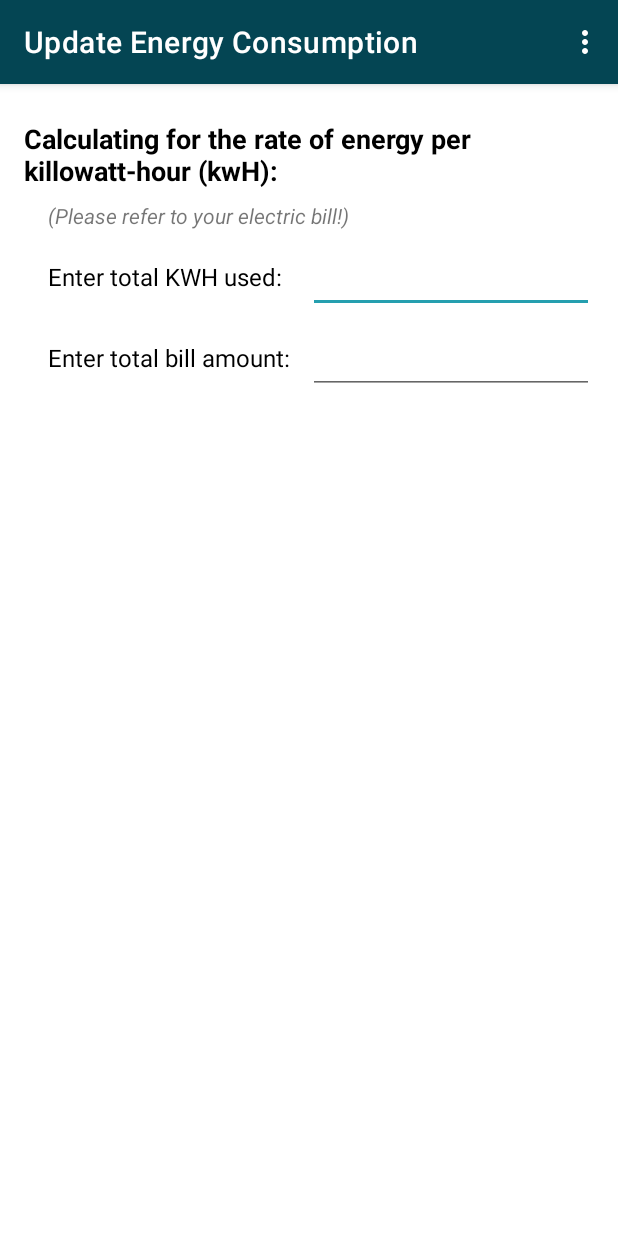
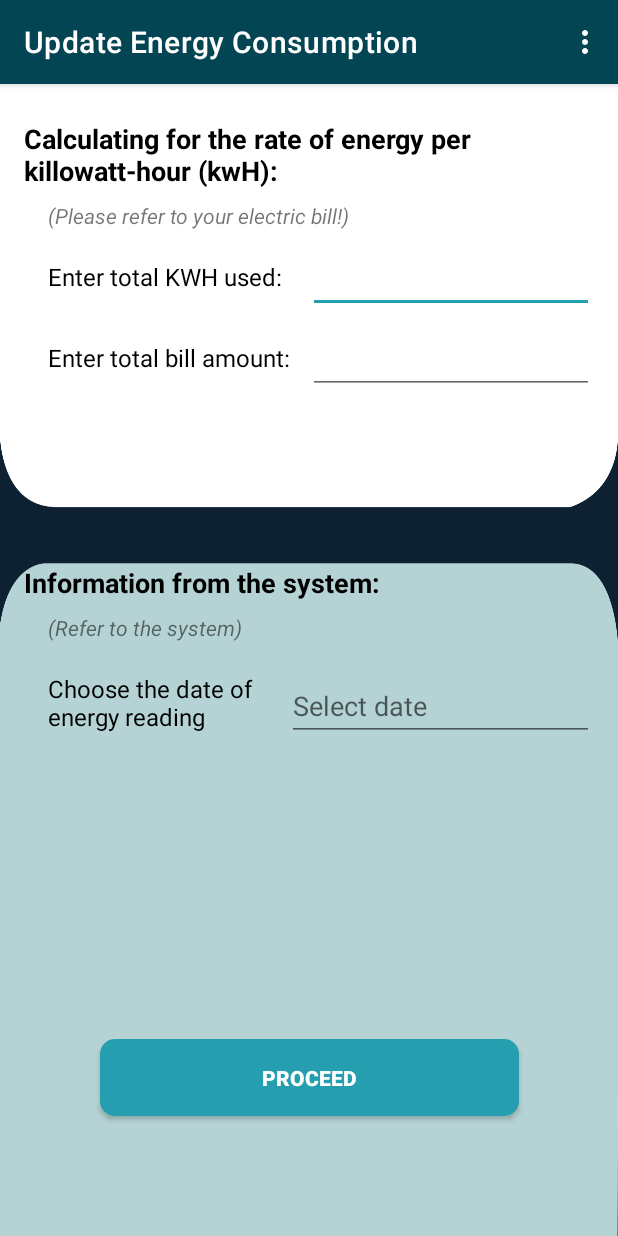
Before and after one commit to theOfficial-IrvinGiL/Thesis-Auxiliary-Android-Application-_-Energy-Consumption-Monitoring, an Android app: the second screen opened directly, with no data from a screen before it, after a tap on an icon or button, on a phone screen of 412 x 824 dp. Run offline under Robolectric (Android 15) with nearby library versions, the phone set to English and light mode, and no system bars.

Commit message:
optimized ui and set some primary error trapping on the update energy activity

```diff
--- a/app/src/main/AndroidManifest.xml
+++ b/app/src/main/AndroidManifest.xml
@@ -10,7 +10,7 @@
         android:supportsRtl="true"
         android:theme="@style/Theme.Thesis_androidApplication">
         <activity
-            android:name=".chooseUserContacts_toInclude"
+            android:name=".update_energy"
             android:label="Update Energy Consumption"
             android:exported="true" />
         <activity
--- a/app/src/main/java/com/example/thesis_androidapplication/chooseUserContacts_toInclude.java
+++ /dev/null
@@ -1,90 +0,0 @@
-package com.example.thesis_androidapplication;
-
-import androidx.annotation.NonNull;
-import androidx.appcompat.app.AlertDialog;
-import androidx.appcompat.app.AppCompatActivity;
-
-import android.content.DialogInterface;
-import android.content.Intent;
-import android.os.Bundle;
-import android.view.Menu;
-import android.view.MenuInflater;
-import android.view.MenuItem;
-
-import com.google.android.material.snackbar.Snackbar;
-
-public class chooseUserContacts_toInclude extends AppCompatActivity {
-
-    @Override
-    protected void onCreate(Bundle savedInstanceState) {
-        super.onCreate(savedInstanceState);
-        setContentView(R.layout.activity_choose_user_contacts_to_include);
-
-
-
-    }
-
-    /* override method for when pressing the back button inside the update the energy consumption
-    * process*/
-    @Override
-    public void onBackPressed() {
-        AlertDialog.Builder builder = new AlertDialog.Builder(this);
-        builder.setTitle("Cancel update consumption");
-        builder.setMessage("You have pressed the back button! Doing so cancels this process. What do you want to do? ");
-        builder.setPositiveButton("Restart", new DialogInterface.OnClickListener() {
-            @Override
-            public void onClick(DialogInterface dialog, int which) {
-                recreate(); //recreate the whole activity
-            }
-        });
-        builder.setNegativeButton("Cancel", new DialogInterface.OnClickListener() {
-            @Override
-            public void onClick(DialogInterface dialog, int which) {
-               Intent thisIntent = new Intent(chooseUserContacts_toInclude.this, second.class);
-               startActivity(thisIntent);
-                //shuts the activity down and revert to the second activity
-            }
-        });
-        //show confirm dialog
-        builder.create().show();
-
-        return;
-    }
-
-    /* override methods for the toolbar option */
-    @Override
-    public boolean onCreateOptionsMenu(Menu menu) {
-
-        MenuInflater inflater = getMenuInflater();
-        inflater.inflate(R.menu.toolbar_option_menu, menu);
-
-        return true;
-    }
-
-
-    @Override
-    public boolean onOptionsItemSelected(@NonNull MenuItem item) {
-        switch (item.getItemId()){
-            /* to restart the process at the beginning page; in this case here ⏬*/
-            case R.id.restart_process:
-                Snackbar.make(findViewById(android.R.id.content),"Updating process restarted successfully!",Snackbar.LENGTH_SHORT).show();
-                Intent thisIntent = new Intent(this, chooseUserContacts_toInclude.class);
-                startActivity(thisIntent);
-                break;
-            /* redirect to the second_activity to cancel the process of updating the energy consumption*/
-            case R.id.cancel_process:
-                Snackbar.make(findViewById(android.R.id.content),"Updating process has been canceled.",Snackbar.LENGTH_SHORT).show();
-                thisIntent = new Intent(this, second.class);
-                startActivity(thisIntent);
-                break;
-            default: // nothing happens
-                break;
-
-        }
-
-
-        return super.onOptionsItemSelected(item);
-    }
-
-    /* end of override methods for the use of the toolbar option */
-}
--- a/app/src/main/java/com/example/thesis_androidapplication/second.java
+++ b/app/src/main/java/com/example/thesis_androidapplication/second.java
@@ -6,7 +6,6 @@ import android.content.Intent;
 import android.os.Bundle;
 import android.view.View;
 import android.widget.Button;
-import android.widget.Toast;
 
 public class second extends AppCompatActivity implements View.OnClickListener{
 
@@ -16,7 +15,7 @@ public class second extends AppCompatActivity implements View.OnClickListener{
     public void onClick(View clickView) {
         switch (clickView.getId()){
             case R.id.updateButton:
-                Intent toAnotherAct =  new Intent(this, chooseUserContacts_toInclude.class);
+                Intent toAnotherAct =  new Intent(this, update_energy.class);
                 startActivity(toAnotherAct);
                 break;
 
--- /dev/null
+++ b/app/src/main/java/com/example/thesis_androidapplication/update_energy.java
@@ -0,0 +1,169 @@
+package com.example.thesis_androidapplication;
+
+import androidx.annotation.NonNull;
+import androidx.appcompat.app.AlertDialog;
+import androidx.appcompat.app.AppCompatActivity;
+
+import android.app.DatePickerDialog;
+import android.content.DialogInterface;
+import android.content.Intent;
+import android.os.Bundle;
+import android.view.Menu;
+import android.view.MenuInflater;
+import android.view.MenuItem;
+import android.view.View;
+import android.widget.Button;
+import android.widget.DatePicker;
+import android.widget.EditText;
+import android.widget.TextView;
+
+import com.google.android.material.snackbar.Snackbar;
+
+import java.util.Calendar;
+
+public class update_energy extends AppCompatActivity implements DatePickerDialog.OnDateSetListener {
+
+    /* used for the datePickerDialog*/
+    private EditText editTextDate;
+    private DatePickerDialog datePickerDialog;
+
+    private TextView totalKWH, totalBill;
+    private Button proceedButton;
+
+    @Override
+    protected void onCreate(Bundle savedInstanceState) {
+        super.onCreate(savedInstanceState);
+        setContentView(R.layout.activity_update_energy);
+
+        proceedButton =findViewById(R.id.proceed_button);
+
+        totalKWH = findViewById(R.id.input_totalKWH_used);
+        totalBill = findViewById(R.id.input_totalBill_amount);
+
+        /*for the calendar. To use for the date picker functionality*/
+        editTextDate =findViewById(R.id.date_picker_dialog);
+
+        Calendar calendar = Calendar.getInstance();
+        int year = calendar.get(Calendar.YEAR);
+        int month = calendar.get(Calendar.MONTH);
+        int day = calendar.get(Calendar.DAY_OF_MONTH);
+
+        datePickerDialog = new DatePickerDialog(update_energy.this, this, year, month, day);
+        datePickerDialog.setCancelable(true);
+
+        /*proceed-button onclicklistener*/
+        proceedButton.setOnClickListener(new View.OnClickListener() {
+            @Override
+            public void onClick(View v) {
+                if(totalKWH.getText().toString().isEmpty()){
+                    /*display error msg method*/
+                    displayError_forBlankItem();
+                }
+                else if(totalBill.getText().toString().isEmpty()){
+                    displayError_forBlankItem();
+                }else if(editTextDate.getText().toString().isEmpty()){
+                    displayError_forBlankItem();
+                }else{  /*proceed to next activity if all textview inputs are complete*/
+                    Snackbar.make(findViewById(android.R.id.content),"Proceed to next activity: To be developed!",Snackbar.LENGTH_SHORT).show();
+
+                }
+            }
+        });
+
+        /*date picker onclick listener*/
+        editTextDate.setOnClickListener(new View.OnClickListener(){
+            @Override
+            public void onClick(View v) {
+                datePickerDialog.show();
+            }
+        });
+        /* code for the datepickerDialog ends here*/
+
+
+
+    }
+
+    /* method used along with the datepickerdialog function*/
+    @Override
+    public void onDateSet(DatePicker view, int year, int month, int dayOfMonth) {
+        month+=1;
+        String date = dayOfMonth + "/" + month + "/" + year;
+        editTextDate.setText(date);
+    }
+
+    /* override method for when pressing the back button inside the update the energy consumption
+    * process*/
+    @Override
+    public void onBackPressed() {
+        AlertDialog.Builder builder = new AlertDialog.Builder(this);
+        builder.setTitle("Cancel update consumption");
+        builder.setMessage("You have pressed the back button! Doing so cancels this process. What do you want to do? ");
+        builder.setPositiveButton("Restart", new DialogInterface.OnClickListener() {
+            @Override
+            public void onClick(DialogInterface dialog, int which) {
+                recreate(); //recreate the whole activity
+            }
+        });
+        builder.setNegativeButton("Cancel", new DialogInterface.OnClickListener() {
+            @Override
+            public void onClick(DialogInterface dialog, int which) {
+               Intent thisIntent = new Intent(update_energy.this, second.class);
+               startActivity(thisIntent);
+                //shuts the activity down and revert to the second activity
+            }
+        });
+        //show confirm dialog
+        builder.create().show();
+
+        return;
+    }
+
+    /* override methods for the toolbar option */
+    @Override
+    public boolean onCreateOptionsMenu(Menu menu) {
+
+        MenuInflater inflater = getMenuInflater();
+        inflater.inflate(R.menu.toolbar_option_menu, menu);
+
+        return true;
+    }
+
+
+    @Override
+    public boolean onOptionsItemSelected(@NonNull MenuItem item) {
+        switch (item.getItemId()){
+            /* to restart the process at the beginning page; in this case here ⏬*/
+            case R.id.restart_process:
+                Intent thisIntent = new Intent(this, update_energy.class);
+                startActivity(thisIntent);
+                break;
+            /* redirect to the second_activity to cancel the process of updating the energy consumption*/
+            case R.id.cancel_process:
+                thisIntent = new Intent(this, second.class);
+                startActivity(thisIntent);
+                break;
+            default: // nothing happens
+                break;
+
+        }
+
+
+        return super.onOptionsItemSelected(item);
+    }
+
+    /* end of override methods for the use of the toolbar option */
+
+    /*method for error display in case of empty input*/
+    protected void displayError_forBlankItem() {
+        AlertDialog.Builder builder = new AlertDialog.Builder(this);
+        builder.setTitle("Warning: Blank Input");
+        builder.setMessage("It seems that you have a blank input. Kindly review and fill up the inputs required.");
+        builder.setPositiveButton("Okay", new DialogInterface.OnClickListener() {
+            @Override
+            public void onClick(DialogInterface dialog, int which) {
+
+            }
+        });
+        builder.create().show();
+    }
+}
--- a/app/src/main/res/layout/activity_choose_user_contacts_to_include.xml
+++ b/app/src/main/res/layout/activity_update_energy.xml
@@ -4,7 +4,7 @@
     xmlns:tools="http://schemas.android.com/tools"
     android:layout_width="match_parent"
     android:layout_height="match_parent"
-    tools:context=".chooseUserContacts_toInclude">
+    tools:context=".update_energy">
 
     <TextView
         android:id="@+id/textView"
@@ -13,7 +13,7 @@
         android:layout_marginStart="16dp"
         android:layout_marginTop="24dp"
         android:layout_marginEnd="16dp"
-        android:text="@string/choose_user_contacts_to_include_textview1"
+        android:text="@string/update_energy_textview1"
         android:textColor="@color/purple_700"
         android:textSize="18sp"
         android:textStyle="bold"
@@ -28,7 +28,7 @@
         android:layout_height="wrap_content"
         android:layout_marginStart="32dp"
         android:layout_marginTop="8dp"
-        android:text="@string/choose_user_contact_to_include_textview2"
+        android:text="@string/update_energy_textview2"
         android:textStyle="italic"
         app:layout_constraintStart_toStartOf="parent"
         app:layout_constraintTop_toBottomOf="@+id/textView" />
@@ -38,7 +38,7 @@
         android:layout_width="wrap_content"
         android:layout_height="wrap_content"
         android:layout_marginTop="20dp"
-        android:text="@string/choose_user_to_include_textview3"
+        android:text="@string/update_energy_textview3"
         android:textColor="@color/purple_700"
         android:textSize="16sp"
         app:layout_constraintStart_toStartOf="@+id/textView3"
@@ -80,7 +80,7 @@
         android:layout_width="wrap_content"
         android:layout_height="wrap_content"
         android:layout_marginTop="32dp"
-        android:text="@string/choose_user_contact_to_inlclude_textview4"
+        android:text="@string/update_energy_textview4"
         android:textColor="@color/purple_700"
         android:textSize="16sp"
         app:layout_constraintStart_toStartOf="@+id/textView4"
@@ -89,12 +89,76 @@
     <androidx.constraintlayout.widget.ConstraintLayout
         android:layout_width="0dp"
         android:layout_height="0dp"
+        android:background="@mipmap/ui_pic_for_layout1"
         app:layout_constraintBottom_toBottomOf="parent"
         app:layout_constraintEnd_toEndOf="parent"
-        app:layout_constraintHorizontal_bias="0.0"
+        app:layout_constraintHorizontal_bias="1.0"
         app:layout_constraintStart_toStartOf="parent"
-        app:layout_constraintTop_toTopOf="@+id/guideline3">
+        app:layout_constraintTop_toTopOf="@+id/guideline3"
+        app:layout_constraintVertical_bias="0.0">
 
+        <TextView
+            android:id="@+id/textView7"
+            android:layout_width="wrap_content"
+            android:layout_height="wrap_content"
+            android:layout_marginStart="16dp"
+            android:layout_marginTop="92dp"
+            android:text="@string/update_energy_textview5"
+            android:textColor="@color/purple_700"
+            android:textSize="18sp"
+            android:textStyle="bold"
+            app:layout_constraintStart_toStartOf="parent"
+            app:layout_constraintTop_toTopOf="parent" />
+
+        <TextView
+            android:id="@+id/textView8"
+            android:layout_width="wrap_content"
+            android:layout_height="wrap_content"
+            android:layout_marginStart="32dp"
+            android:layout_marginTop="8dp"
+            android:text="@string/update_energy_textview6"
+            android:textStyle="italic"
+            app:layout_constraintStart_toStartOf="parent"
+            app:layout_constraintTop_toBottomOf="@+id/textView7" />
+
+        <TextView
+            android:id="@+id/textView9"
+            android:layout_width="147dp"
+            android:layout_height="46dp"
+            android:layout_marginTop="20dp"
+            android:text="@string/upgrade_energy_textview7"
+            android:textColor="@color/purple_700"
+            android:textSize="16sp"
+            app:layout_constraintStart_toStartOf="@+id/textView8"
+            app:layout_constraintTop_toBottomOf="@+id/textView8" />
+
+        <EditText
+            android:focusable="false"
+            android:id="@+id/date_picker_dialog"
+            android:layout_width="0dp"
+            android:layout_height="0dp"
+            android:layout_marginStart="12dp"
+            android:layout_marginEnd="16dp"
+            android:ems="10"
+            android:hint="Select date"
+            app:layout_constraintBottom_toBottomOf="@+id/textView9"
+            app:layout_constraintEnd_toEndOf="parent"
+            app:layout_constraintStart_toEndOf="@+id/textView9"
+            app:layout_constraintTop_toTopOf="@+id/textView9" />
+
+        <androidx.appcompat.widget.AppCompatButton
+            android:id="@+id/proceed_button"
+            android:layout_width="279dp"
+            android:layout_height="51dp"
+            android:background="@drawable/general_button_design"
+            android:text="Proceed"
+            android:textColor="@color/white"
+            android:textStyle="bold"
+            app:layout_constraintBottom_toBottomOf="parent"
+            app:layout_constraintEnd_toEndOf="parent"
+            app:layout_constraintStart_toStartOf="parent"
+            app:layout_constraintTop_toTopOf="parent"
+            app:layout_constraintVertical_bias="0.836" />
     </androidx.constraintlayout.widget.ConstraintLayout>
 
     <androidx.constraintlayout.widget.Guideline
--- a/app/src/main/res/menu/toolbar_option_menu.xml
+++ b/app/src/main/res/menu/toolbar_option_menu.xml
@@ -2,10 +2,10 @@
 <menu xmlns:android="http://schemas.android.com/apk/res/android">
     <item
         android:id="@+id/restart_process"
-        android:title="Restart Process"
+        android:title="Restart Entire Process"
         />
     <item
         android:id="@+id/cancel_process"
-        android:title="Cancel Process"
+        android:title="Cancel Entire Process"
         />
 </menu>
--- a/app/src/main/res/values/strings.xml
+++ b/app/src/main/res/values/strings.xml
@@ -102,9 +102,12 @@
     <string name="second_fragment_label">Second Fragment</string>
     <string name="next">Next</string>
     <string name="previous">Previous</string>
-    <string name="choose_user_contacts_to_include_textview1">Calculating for the rate of energy per killowatt-hour (kwH):</string>
-    <string name="choose_user_contact_to_include_textview2">(Please refer to your electric bill!)</string>
-    <string name="choose_user_to_include_textview3">Enter total KWH used:</string>
+    <string name="update_energy_textview1">Calculating for the rate of energy per killowatt-hour (kwH):</string>
+    <string name="update_energy_textview2">(Please refer to your electric bill!)</string>
+    <string name="update_energy_textview3">Enter total KWH used:</string>
+    <string name="delete_button_value">Delete</string>
+    <string name="update_energy_textview4">Enter total bill amount:</string>
+    <string name="update_energy_textview5">Information from the system:</string>
     <string name="hello_first_fragment">Hello first fragment</string>
     <string name="hello_second_fragment">Hello second fragment. Arg: %1$s</string>
     <string name="addcontacts_hint_name">Ex. Javan</string>
@@ -113,7 +116,8 @@
     <string name="addcontacts_textview_number">Phone Number:</string>
     <string name="addcontacts_savebutton">Save</string>
     <string name="addcontacts_cancelbutton">Cancel</string>
-    <string name="delete_button_value">Delete</string>
-    <string name="choose_user_contact_to_inlclude_textview4">Enter total bill amount:</string>
+    <string name="update_energy_textview6">(Refer to the system)</string>
+    <string name="upgrade_energy_textview7">Choose the date of energy reading</string>
+
 
 </resources>
```
Also changed, not shown: app/src/main/res/mipmap-xhdpi/ui_pic_for_layout1.png (added).
